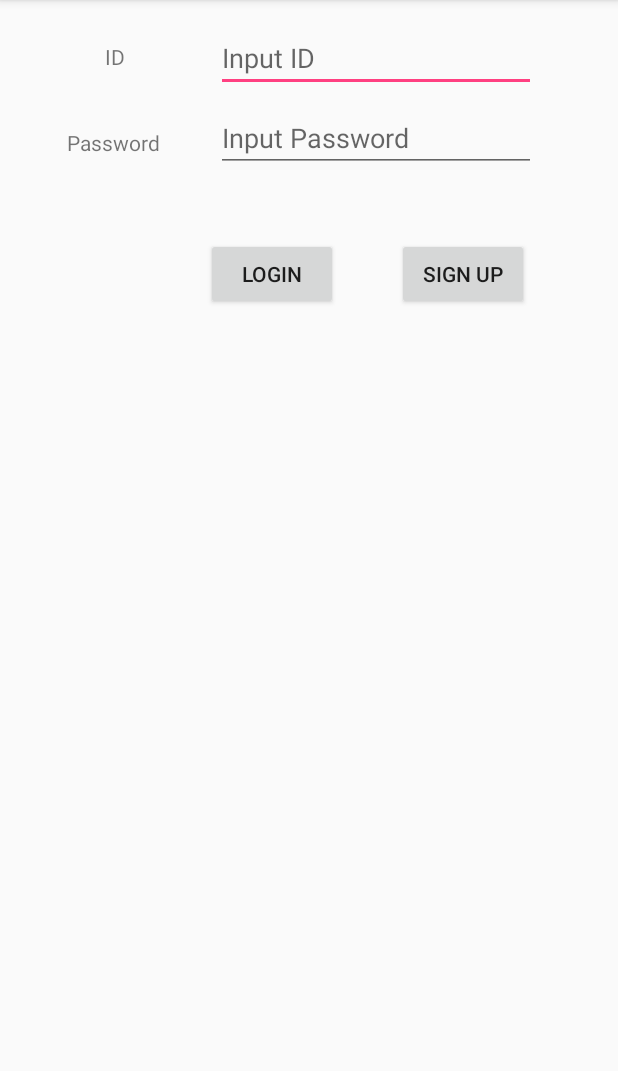
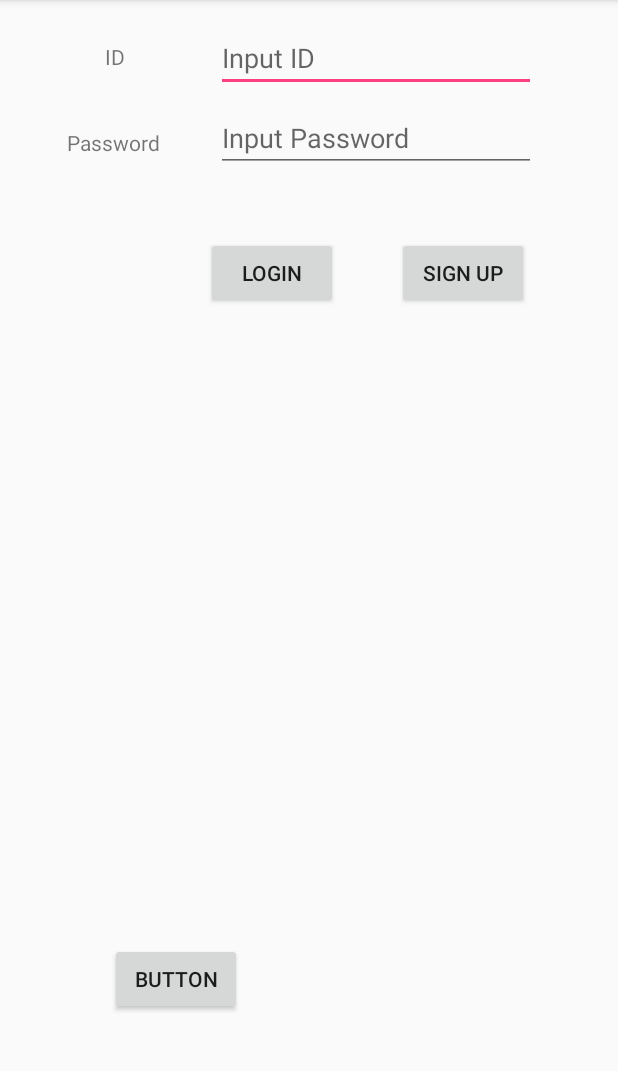
Before and after one commit to HyunIm/2018_Capstone_D.VA_Src_java, an Android app: the screen it shows after launch (Login), after a tap on "LOGIN", on a phone screen of 412 x 824 dp, the part 84-1155 px from its top. Run offline under Robolectric (Android 15) with nearby library versions, the phone set to English and light mode, and no system bars; network calls fail.

Commit message:
#1093 구현
로봇 조종 터치 부분 데이터베이스 물건등록

```diff
--- a/DVa_app_project/app/src/main/java/com/example/a201311177/dva_app_project/Login.java
+++ b/DVa_app_project/app/src/main/java/com/example/a201311177/dva_app_project/Login.java
@@ -11,6 +11,7 @@ import android.content.Intent;
 import android.support.v7.app.AppCompatActivity;
 import android.os.Bundle;
 import android.view.View;
+import android.widget.Button;
 import android.widget.EditText;
 import android.widget.Toast;
 import java.io.IOException;
@@ -21,14 +22,25 @@ public class Login extends AppCompatActivity
     EditText editText_Password;
     String TrueSerialNumber = "NO";
     String result;
+    Button login_btn;
+    Button signup_btn;
+    //테스트용
+    Button Test;
     @Override
     protected void onCreate(Bundle savedInstanceState) {
         super.onCreate(savedInstanceState);
         setContentView(R.layout.activity_login);
         editText_ID = (EditText) findViewById(R.id.editText_ID);
         editText_Password = (EditText) findViewById(R.id.editText_Password);
+        login_btn=findViewById(R.id.login);
+        signup_btn=findViewById(R.id.sign_up);
+        Test=findViewById(R.id.Test);
     }
-
+    public void onButtonTest(View v)
+    {
+        Intent MoveTest = new Intent(getApplicationContext(), SelectMenu.class);
+        startActivity(MoveTest);
+    }
     /*
     * @title : public void onButtonSignUp(View v)
     * @brief : SignUp 버튼을 누를 시 SignUp class로 이동
@@ -68,6 +80,16 @@ public class Login extends AppCompatActivity
         Send_broadcast broadcast = new Send_broadcast(broad_ip.checkAvailableConnection());
         broadcast.start();
         try {
+            String ID = editText_ID.getText().toString();
+            String Password = editText_Password.getText().toString();
+            if (ID.length() ==0&&Password.length()!=0)
+                Toast.makeText(getApplicationContext(), "Input Your ID", Toast.LENGTH_LONG). show();
+            else if(ID.length()==0&&Password.length()==0)
+            {
+                Toast.makeText(getApplicationContext(), "Input Your ID and Password!", Toast.LENGTH_LONG). show();
+            }
+            else
+                Toast.makeText(getApplicationContext(), "Input Your Password", Toast.LENGTH_LONG). show();
             //로봇 ip 받아올 객체 생성
             Recieve_robot_ip robot_addr = new Recieve_robot_ip();
 
@@ -75,17 +97,13 @@ public class Login extends AppCompatActivity
             robot_addr.start();
             System.out.println("1");
             //쓰래드가 끝날 때까지 대기
+            //쓰레드 조건 주어야한다~!~! 너무 오래 대기탐..
             robot_addr.join();
             System.out.println("2");
             //로봇 ip 저장
             result = robot_addr.get_ip();
             System.out.println("robot_ip is : "+result);
-            String ID = editText_ID.getText().toString();
-            if (ID.length() == 0)
-                Toast.makeText(getApplicationContext(), "Input Your ID", Toast.LENGTH_LONG). show();
-            String Password = editText_Password.getText().toString();
-            if (Password.length() == 0)
-                Toast.makeText(getApplicationContext(), "Input Your Password", Toast.LENGTH_LONG). show();
+
             Send_id_pass id_pass = new Send_id_pass(result, ID + ":::" + Password );
             id_pass.start();
             id_pass.join();
--- a/DVa_app_project/app/src/main/res/layout/activity_login.xml
+++ b/DVa_app_project/app/src/main/res/layout/activity_login.xml
@@ -4,7 +4,8 @@
     xmlns:tools="http://schemas.android.com/tools"
     android:layout_width="match_parent"
     android:layout_height="match_parent"
-    tools:context=".Login">
+    tools:context=".Login"
+    tools:layout_editor_absoluteY="81dp">
 
     <TextView
         android:id="@+id/textView"
@@ -59,25 +60,37 @@
         app:layout_constraintTop_toBottomOf="@+id/editText_ID" />
 
     <Button
-        android:id="@+id/button"
+        android:id="@+id/login"
         android:layout_width="wrap_content"
         android:layout_height="wrap_content"
         android:layout_marginEnd="39dp"
         android:layout_marginRight="39dp"
-        android:layout_marginTop="44dp"
+        android:layout_marginTop="43dp"
         android:onClick="onButtonLogin"
         android:text="Login"
-        app:layout_constraintEnd_toStartOf="@+id/button2"
+        app:layout_constraintEnd_toStartOf="@+id/sign_up"
         app:layout_constraintTop_toBottomOf="@+id/editText_Password" />
 
     <Button
-        android:id="@+id/button2"
+        android:id="@+id/sign_up"
         android:layout_width="wrap_content"
         android:layout_height="wrap_content"
         android:layout_marginEnd="59dp"
         android:layout_marginRight="59dp"
         android:onClick="onButtonSignUp"
         android:text="Sign Up"
-        app:layout_constraintBaseline_toBaselineOf="@+id/button"
+        app:layout_constraintBaseline_toBaselineOf="@+id/login"
         app:layout_constraintEnd_toEndOf="parent" />
+
+    <Button
+        android:id="@+id/Test"
+        android:layout_width="wrap_content"
+        android:layout_height="wrap_content"
+        android:layout_marginBottom="91dp"
+        android:layout_marginLeft="73dp"
+        android:layout_marginStart="73dp"
+        android:onClick="onButtonTest"
+        android:text="Button"
+        app:layout_constraintBottom_toBottomOf="parent"
+        app:layout_constraintStart_toStartOf="parent" />
 </android.support.constraint.ConstraintLayout>
```
Also changed, not shown: DVa_app_project/app/src/main/java/com/example/a201311177/dva_app_project/DBAdapter.java (added, +30 -0 lines), DVa_app_project/app/src/main/java/com/example/a201311177/dva_app_project/DatabaseHelper.java (+53 -30 lines), DVa_app_project/app/src/main/java/com/example/a201311177/dva_app_project/Registration_Thing.java (+26 -18 lines), DVa_app_project/app/src/main/java/com/example/a201311177/dva_app_project/RobotControl.java (+58 -46 lines), DVa_app_project/app/src/main/java/com/example/a201311177/dva_app_project/SignUp.java (+7 -3 lines), DVa_app_project/app/src/main/java/com/example/a201311177/dva_app_project/Thing_List_Management.java (+66 -11 lines).
